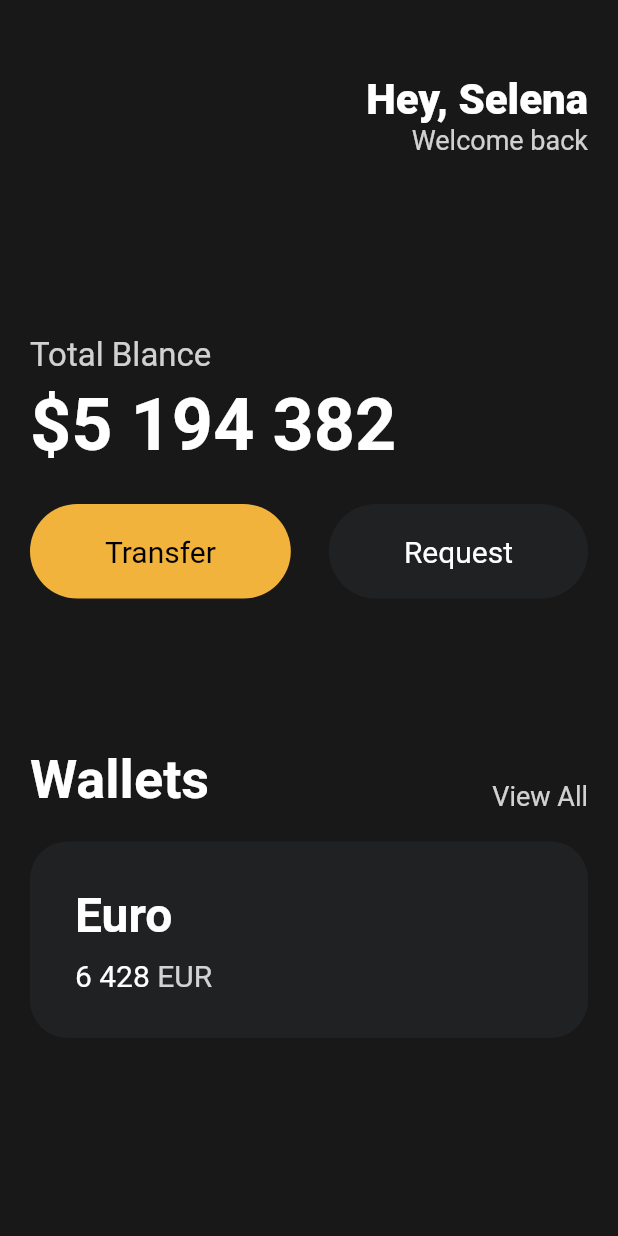
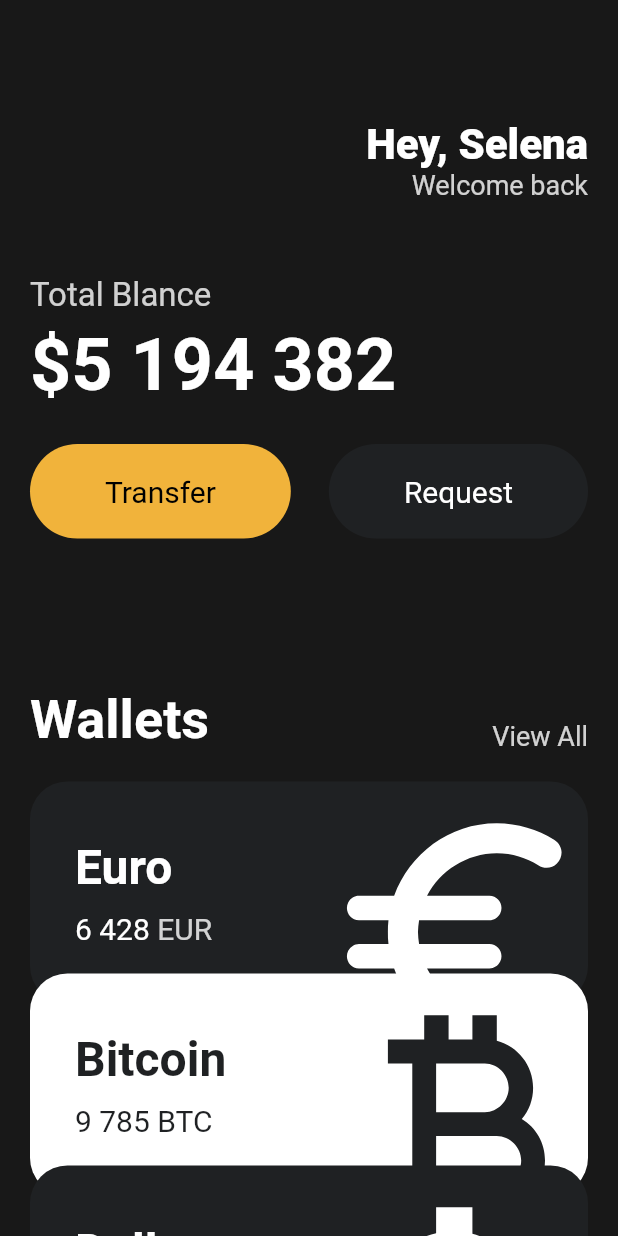
Before and after one commit to ho1121h/toonflix, a Flutter app: the screen it shows after launch, on a phone screen of 412 x 824 dp. Run offline on Flutter 3.47's test engine with Material 2 defaults, Android fonts, the phone set to English and light mode, and no system bars.

Commit message:
스크롤 추가

```diff
--- a/toonflix/lib/main.dart
+++ b/toonflix/lib/main.dart
@@ -1,14 +1,8 @@
 import 'package:flutter/material.dart';
 import 'package:toonflix/widgets/Button.dart';
+import 'package:toonflix/widgets/currency_card.dart';
 
-// class Player {
-//   String? name; //이름을 가질수도 안가질수도있다.
-//   //이러면 required 를 안써도됨
-//   Player();
-// }
 void main() {
-  // var hong = Player();
-
   runApp(const App());
 }
 
@@ -20,7 +14,9 @@ class App extends StatelessWidget {
     return MaterialApp(
       home: Scaffold(
         backgroundColor: const Color(0xFF181818),
-        body: Padding(
+        body: SingleChildScrollView(
+          // 화면이 꽉 찼을 때, 스크롤이 가능하게 끔
+          child: Padding(
             padding: const EdgeInsets.symmetric(
               horizontal: 20,
             ),
@@ -28,7 +24,7 @@ class App extends StatelessWidget {
               crossAxisAlignment: CrossAxisAlignment.start, //제일 왼쪽으로
               children: [
                 const SizedBox(
-                height: 50,
+                  height: 80,
                 ),
                 Row(
                   mainAxisAlignment: MainAxisAlignment.end,
@@ -56,7 +52,7 @@ class App extends StatelessWidget {
                   ],
                 ),
                 const SizedBox(
-                height: 120,
+                  height: 50,
                 ),
                 Text(
                   'Total Blance',
@@ -122,61 +118,38 @@ class App extends StatelessWidget {
                 const SizedBox(
                   height: 20,
                 ),
-              Container(
-                //Wallets의 칸이라오
-                decoration: BoxDecoration(
-                    color: const Color(0xFF1F2123),
-                    borderRadius: BorderRadius.circular(25)),
-                child: Padding(
-                  // Euro 왼쪽 공간임
-                  padding: const EdgeInsets.all(30),
-                  child: Row(
-                    children: [
-                      Column(
-                        crossAxisAlignment: CrossAxisAlignment.start, //시작점으로 정렬
-                        children: [
-                          const Text(
-                            'Euro',
-                            style: TextStyle(
-                              color: Colors.white,
-                              fontSize: 32,
-                              fontWeight: FontWeight.w600,
+                const CurrencyCard(
+                  name: 'Euro',
+                  code: 'EUR',
+                  amount: '6 428',
+                  icon: Icons.euro_rounded,
+                  isInverted: false,
+                ),
+                Transform.translate(
+                  offset: const Offset(0, -20), // 이렇게하면 윗 Euro 카드를 덮어버림
+                  child: const CurrencyCard(
+                    name: 'Bitcoin',
+                    code: 'BTC',
+                    amount: '9 785',
+                    icon: Icons.currency_bitcoin,
+                    isInverted: true,
                   ),
                 ),
-                          const SizedBox(
-                            // Euro 와 EUR사이의 공간임
-                            height: 10,
-                          ),
-                          Row(
-                            children: [
-                              const Text(
-                                '6 428',
-                                style: TextStyle(
-                                  color: Colors.white,
-                                  fontSize: 20,
-                                ),
-                              ),
-                              const SizedBox(
-                                width: 5,
-                              ),
-                              Text(
-                                'EUR',
-                                style: TextStyle(
-                                    color: Colors.white.withOpacity(0.8),
-                                    fontSize: 20),
-                              ),
-                            ],
-                          ),
-                        ],
-                      ),
-                    ],
-                  ),
+                Transform.translate(
+                  offset: const Offset(0, -40),
+                  child: const CurrencyCard(
+                    name: 'Dallor',
+                    code: 'USD',
+                    amount: '428',
+                    icon: Icons.attach_money_outlined,
+                    isInverted: false,
                   ),
                 ),
               ],
             ),
           ),
         ),
+      ),
     );
   }
 }
--- /dev/null
+++ b/toonflix/lib/widgets/currency_card.dart
@@ -0,0 +1,92 @@
+import 'package:flutter/material.dart';
+
+class CurrencyCard extends StatelessWidget {
+  final String name, code, amount;
+  final IconData icon;
+  final bool isInverted;
+
+  final _blackColor = const Color(0xFF1F2123);
+
+  const CurrencyCard({
+    super.key,
+    required this.name,
+    required this.code,
+    required this.amount,
+    required this.icon,
+    required this.isInverted,
+  });
+
+  @override
+  Widget build(BuildContext context) {
+    //  // 컨테이너를 잘라오자!
+    return Container(
+      // 카드제작
+      clipBehavior: Clip.hardEdge,
+      //Wallets의 칸이라오
+      decoration: BoxDecoration(
+          color: isInverted ? Colors.white : _blackColor,
+          borderRadius: BorderRadius.circular(25)),
+      child: Padding(
+        // Euro 왼쪽 공간임
+        padding: const EdgeInsets.all(30),
+        child: Row(
+          mainAxisAlignment: MainAxisAlignment.spaceBetween,
+          children: [
+            Column(
+              crossAxisAlignment: CrossAxisAlignment.start, //시작점으로 정렬
+              children: [
+                Text(
+                  name,
+                  style: TextStyle(
+                    color: isInverted ? _blackColor : Colors.white,
+                    fontSize: 32,
+                    fontWeight: FontWeight.w600,
+                  ),
+                ),
+                const SizedBox(
+                  // Euro 와 EUR사이의 공간임
+                  height: 10,
+                ),
+                Row(
+                  children: [
+                    Text(
+                      amount,
+                      style: TextStyle(
+                        color: isInverted ? _blackColor : Colors.white,
+                        fontSize: 20,
+                      ),
+                    ),
+                    const SizedBox(
+                      width: 5,
+                    ),
+                    Text(
+                      code,
+                      style: TextStyle(
+                          color: isInverted
+                              ? _blackColor
+                              : Colors.white.withOpacity(0.8),
+                          fontSize: 20),
+                    ),
+                  ],
+                ),
+              ],
+            ),
+            Transform.scale(
+              // 아이콘 크기설정
+              scale: 2.2,
+              child: Transform.translate(
+                // 아이콘이 오버플로우 및, 좌표이동가능케한다
+                offset: const Offset(-5, 12),
+                child: Icon(
+                  icon,
+                  color: isInverted ? _blackColor : Colors.white,
+                  size: 88,
+                ),
+              ),
+            )
+          ],
+        ),
+      ),
+    );
+  }
+}
```
Lines whose indentation alone changed are shown as unchanged.
